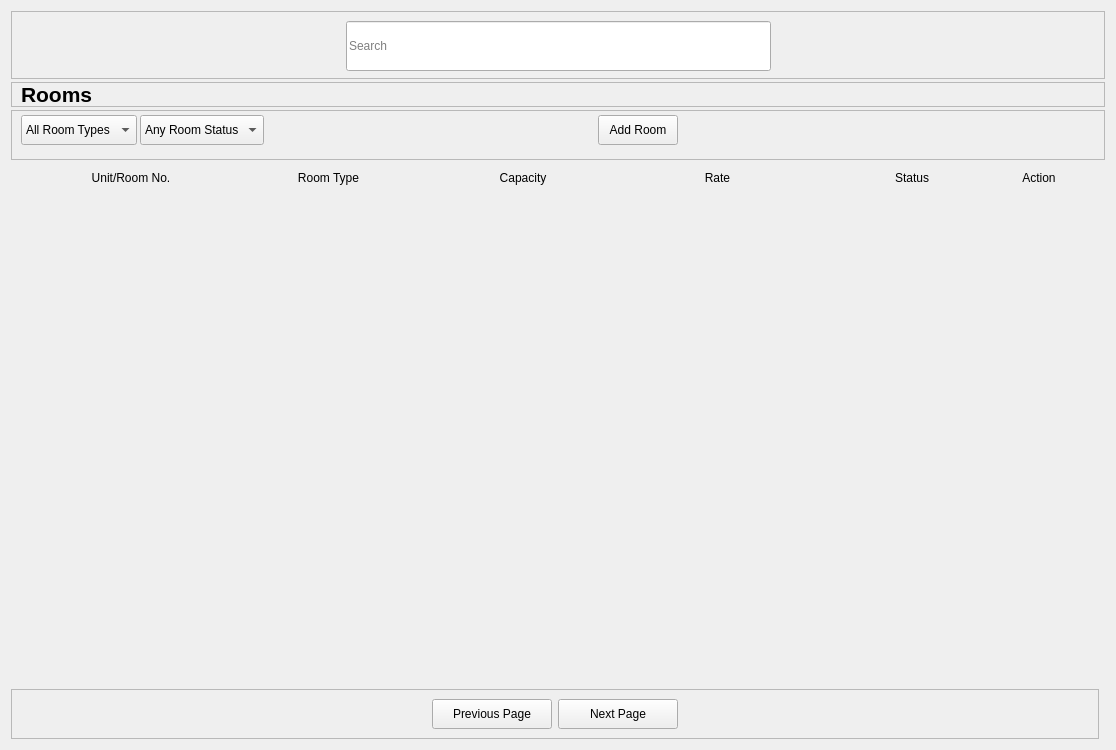
Qt form ui_files/rooms_page.ui (xbryan25/hotel-management-system) before a commit.
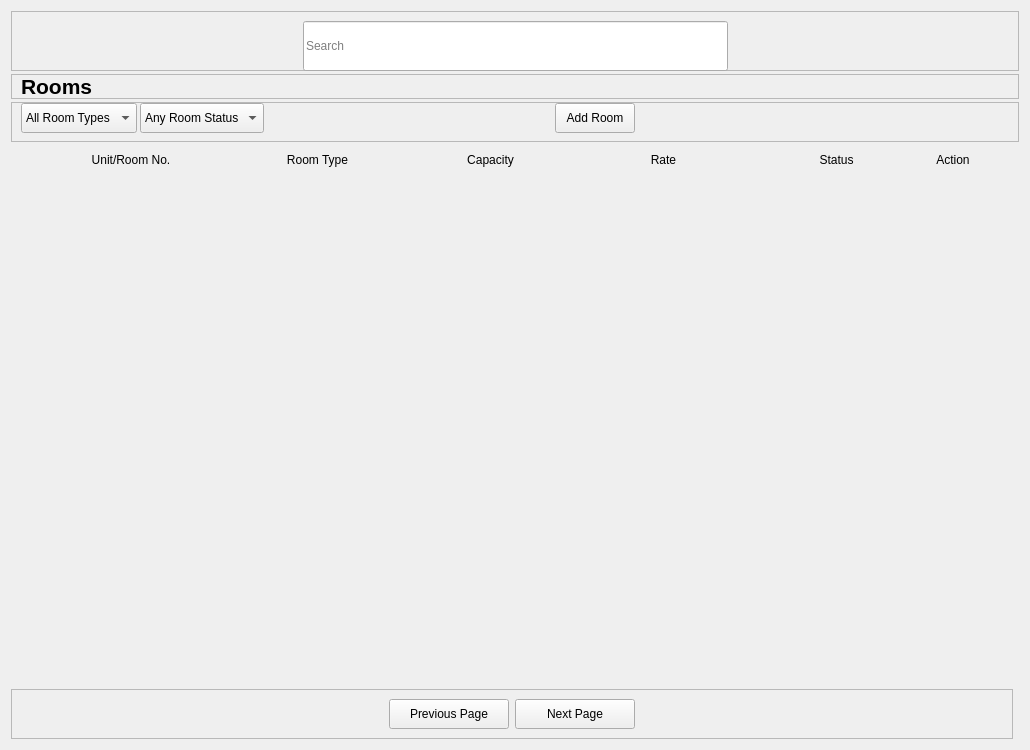
The same form after that commit.

Commit message: feat(rooms_page): load data from rooms table to list view

```diff
--- a/ui_files/rooms_page.ui
+++ b/ui_files/rooms_page.ui
@@ -6,7 +6,7 @@
    <rect>
     <x>0</x>
     <y>0</y>
-    <width>1116</width>
+    <width>1030</width>
     <height>750</height>
    </rect>
   </property>
@@ -31,6 +31,12 @@
        <height>25</height>
       </size>
      </property>
+     <property name="maximumSize">
+      <size>
+       <width>16777215</width>
+       <height>25</height>
+      </size>
+     </property>
      <property name="frameShape">
       <enum>QFrame::StyledPanel</enum>
      </property>
@@ -147,7 +153,13 @@
      <property name="minimumSize">
       <size>
        <width>0</width>
-       <height>50</height>
+       <height>40</height>
+      </size>
+     </property>
+     <property name="maximumSize">
+      <size>
+       <width>16777215</width>
+       <height>40</height>
       </size>
      </property>
      <property name="frameShape">
@@ -390,10 +402,22 @@
    </item>
    <item row="3" column="0">
     <widget class="QStackedWidget" name="rooms_view_stacked_widget">
+     <property name="minimumSize">
+      <size>
+       <width>0</width>
+       <height>550</height>
+      </size>
+     </property>
      <property name="currentIndex">
       <number>0</number>
      </property>
      <widget class="QWidget" name="list_view_widget">
+      <property name="minimumSize">
+       <size>
+        <width>0</width>
+        <height>550</height>
+       </size>
+      </property>
       <layout class="QGridLayout" name="gridLayout_3">
        <property name="leftMargin">
         <number>0</number>
@@ -415,7 +439,7 @@
          <property name="minimumSize">
           <size>
            <width>1006</width>
-           <height>50</height>
+           <height>520</height>
           </size>
          </property>
          <property name="frameShape">
@@ -427,7 +451,11 @@
          <property name="lineWidth">
           <number>0</number>
          </property>
-         <layout class="QGridLayout" name="list_view_grid_layout"/>
+         <layout class="QGridLayout" name="list_view_grid_layout">
+          <property name="verticalSpacing">
+           <number>3</number>
+          </property>
+         </layout>
         </widget>
        </item>
        <item row="0" column="0">
```
The commit also changes 8 other files.
